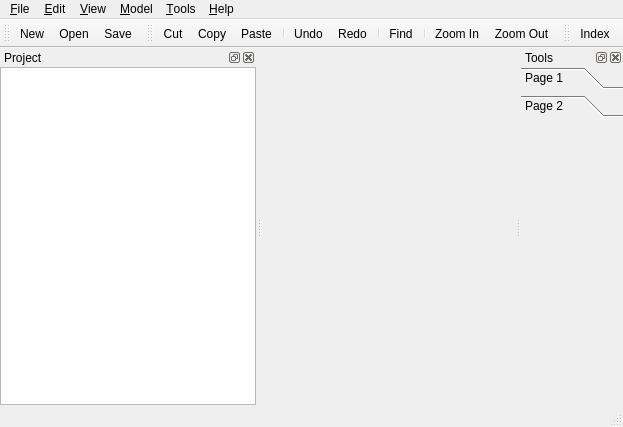
Before: the Qt Designer form jalapaquery/src/jalapaquery/mainwindow.ui in leonhad/jalapaquery, drawn with Qt 5.
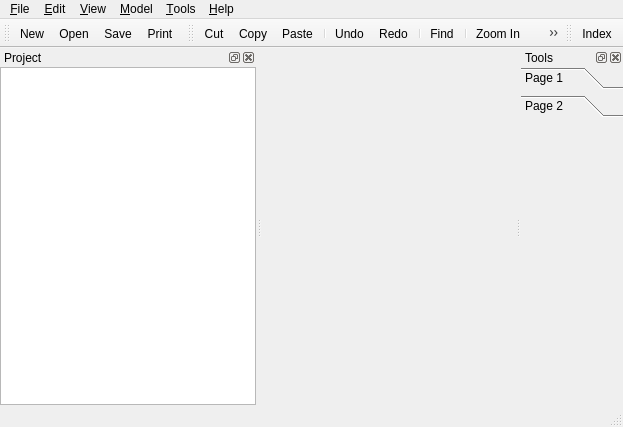
After: the same form once the commit is applied. The open tabs and pages were chosen to show the change. Icons and pictures are not drawn.

```diff
--- a/jalapaquery/src/jalapaquery/mainwindow.ui
+++ b/jalapaquery/src/jalapaquery/mainwindow.ui
@@ -187,6 +187,7 @@
    <addaction name="actionNew"/>
    <addaction name="actionOpen"/>
    <addaction name="actionSave"/>
+   <addaction name="actionPrint"/>
   </widget>
   <widget class="QStatusBar" name="statusBar"/>
   <widget class="QDockWidget" name="projectDock">
@@ -294,8 +295,8 @@
    </property>
    <property name="iconSize">
     <size>
-     <width>16</width>
-     <height>16</height>
+     <width>24</width>
+     <height>24</height>
     </size>
    </property>
    <attribute name="toolBarArea">
@@ -322,8 +323,8 @@
    </property>
    <property name="iconSize">
     <size>
-     <width>16</width>
-     <height>16</height>
+     <width>24</width>
+     <height>24</height>
     </size>
    </property>
    <attribute name="toolBarArea">
```
Left out of the diff: 12 changed lines with no effect on the pictures.
